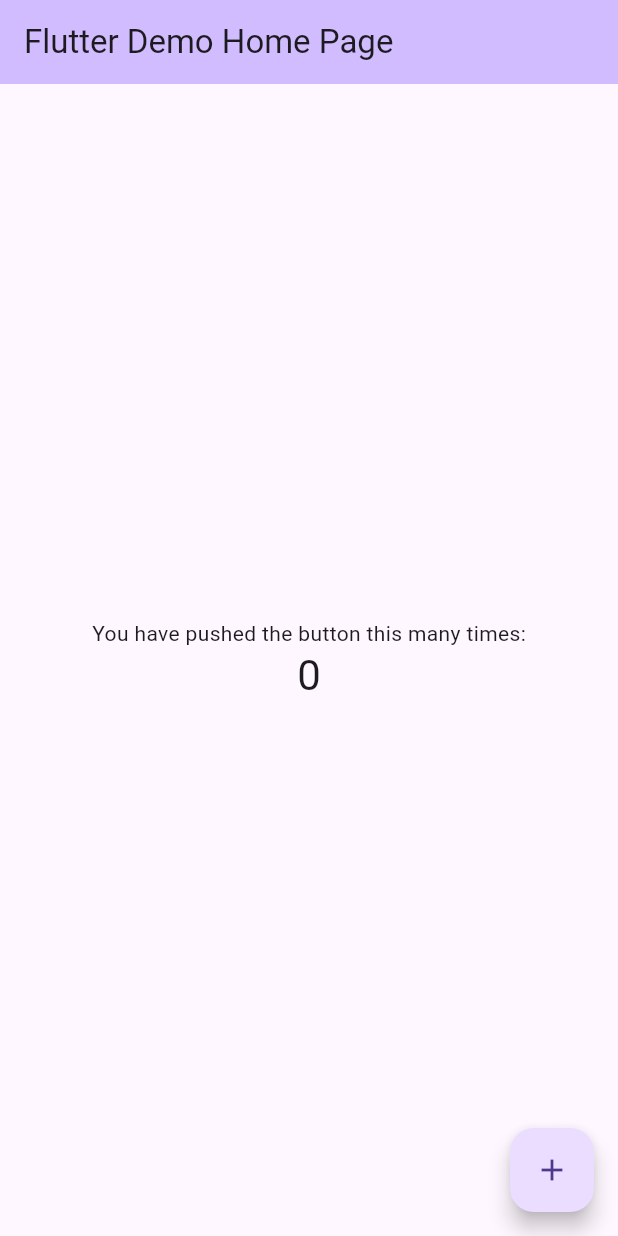
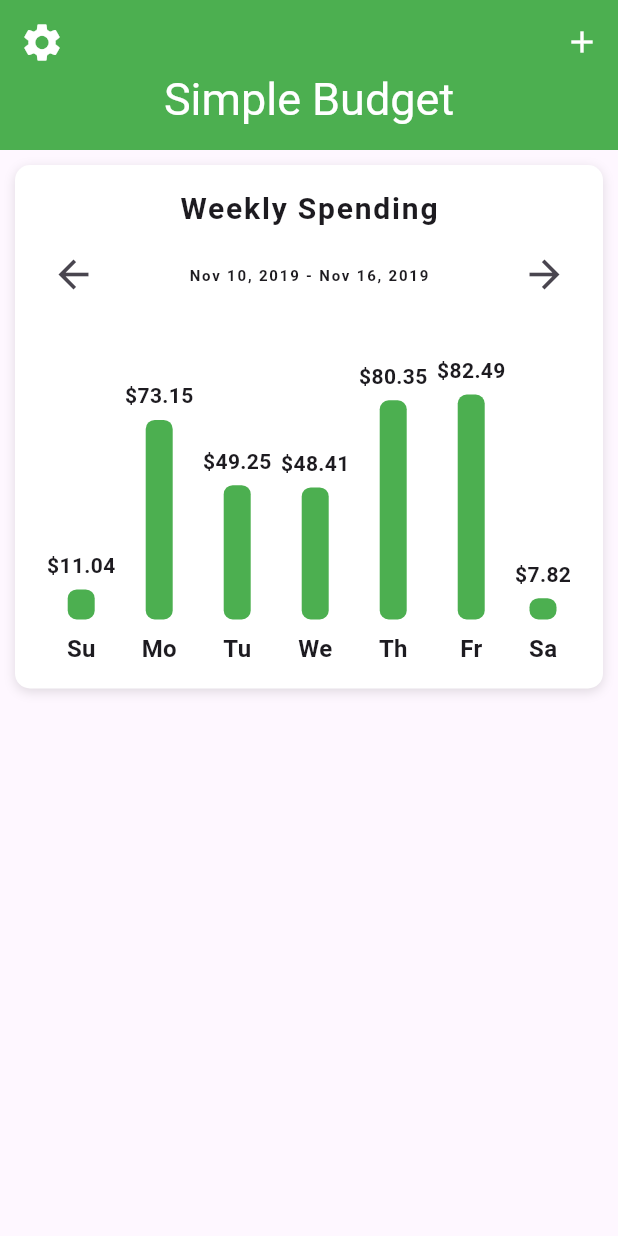
Before and after one commit to REp007/flutter_budget_ui, a Flutter app: the screen it shows after launch, on a phone screen of 412 x 824 dp. Run offline on Flutter 3.47's test engine with Material 3 defaults, Android fonts, the phone set to English and light mode, and no system bars.

Commit message:
Implement home screen with weekly spending bar chart and data models

```diff
--- /dev/null
+++ b/lib/data/data.dart
@@ -0,0 +1,39 @@
+import 'dart:math';
+
+import 'package:flutter_budget_ui/models/category_model.dart';
+import 'package:flutter_budget_ui/models/expense_model.dart';
+
+final rand = Random();
+
+final List<double> weeklySpending = [
+  rand.nextDouble() * 100,
+  rand.nextDouble() * 100,
+  rand.nextDouble() * 100,
+  rand.nextDouble() * 100,
+  rand.nextDouble() * 100,
+  rand.nextDouble() * 100,
+  rand.nextDouble() * 100,
+];
+
+_generateExpenses() {
+  List<Expense> expenses = [
+    Expense(name: 'Item 0', cost: rand.nextDouble() * 90),
+    Expense(name: 'Item 1', cost: rand.nextDouble() * 90),
+    Expense(name: 'Item 2', cost: rand.nextDouble() * 90),
+    Expense(name: 'Item 3', cost: rand.nextDouble() * 90),
+    Expense(name: 'Item 4', cost: rand.nextDouble() * 90),
+    Expense(name: 'Item 5', cost: rand.nextDouble() * 90),
+  ];
+  return expenses;
+}
+
+List<Category> categories = [
+  Category(name: 'Food', maxAmount: 450, expenses: _generateExpenses()),
+  Category(name: 'Clothing', maxAmount: 500, expenses: _generateExpenses()),
+  Category(name: 'Utilities', maxAmount: 600, expenses: _generateExpenses()),
+  Category(
+      name: 'Entertainment', maxAmount: 330, expenses: _generateExpenses()),
+  Category(
+      name: 'Transportation', maxAmount: 500, expenses: _generateExpenses()),
+  Category(name: 'Housing', maxAmount: 1000, expenses: _generateExpenses()),
+];
--- a/lib/main.dart
+++ b/lib/main.dart
@@ -1,4 +1,6 @@
 import 'package:flutter/material.dart';
+
+import 'package:flutter_budget_ui/screen/home_screen.dart';
 
 void main() {
   runApp(const MyApp());
@@ -14,98 +16,17 @@ class MyApp extends StatelessWidget {
       title: 'Flutter Budget UI',
       debugShowCheckedModeBanner: false,
       theme: ThemeData(
+        /**
+         * in material 3, primaryColor
+         * doesn't directly control the AppBar color
+         *
+         */
+        appBarTheme: AppBarTheme(
+            backgroundColor: Colors.green, foregroundColor: Colors.white),
         primaryColor: Colors.green,
         useMaterial3: true,
       ),
-      home: const MyHomePage(title: 'Flutter Demo Home Page'),
+      home: HomeScreen(),
     );
   }
 }
-
-class MyHomePage extends StatefulWidget {
-  const MyHomePage({super.key, required this.title});
-
-  // This widget is the home page of your application. It is stateful, meaning
-  // that it has a State object (defined below) that contains fields that affect
-  // how it looks.
-
-  // This class is the configuration for the state. It holds the values (in this
-  // case the title) provided by the parent (in this case the App widget) and
-  // used by the build method of the State. Fields in a Widget subclass are
-  // always marked "final".
-
-  final String title;
-
-  @override
-  State<MyHomePage> createState() => _MyHomePageState();
-}
-
-class _MyHomePageState extends State<MyHomePage> {
-  int _counter = 0;
-
-  void _incrementCounter() {
-    setState(() {
-      // This call to setState tells the Flutter framework that something has
-      // changed in this State, which causes it to rerun the build method below
-      // so that the display can reflect the updated values. If we changed
-      // _counter without calling setState(), then the build method would not be
-      // called again, and so nothing would appear to happen.
-      _counter++;
-    });
-  }
-
-  @override
-  Widget build(BuildContext context) {
-    // This method is rerun every time setState is called, for instance as done
-    // by the _incrementCounter method above.
-    //
-    // The Flutter framework has been optimized to make rerunning build methods
-    // fast, so that you can just rebuild anything that needs updating rather
-    // than having to individually change instances of widgets.
-    return Scaffold(
-      appBar: AppBar(
-        // TRY THIS: Try changing the color here to a specific color (to
-        // Colors.amber, perhaps?) and trigger a hot reload to see the AppBar
-        // change color while the other colors stay the same.
-        backgroundColor: Theme.of(context).colorScheme.inversePrimary,
-        // Here we take the value from the MyHomePage object that was created by
-        // the App.build method, and use it to set our appbar title.
-        title: Text(widget.title),
-      ),
-      body: Center(
-        // Center is a layout widget. It takes a single child and positions it
-        // in the middle of the parent.
-        child: Column(
-          // Column is also a layout widget. It takes a list of children and
-          // arranges them vertically. By default, it sizes itself to fit its
-          // children horizontally, and tries to be as tall as its parent.
-          //
-          // Column has various properties to control how it sizes itself and
-          // how it positions its children. Here we use mainAxisAlignment to
-          // center the children vertically; the main axis here is the vertical
-          // axis because Columns are vertical (the cross axis would be
-          // horizontal).
-          //
-          // TRY THIS: Invoke "debug painting" (choose the "Toggle Debug Paint"
-          // action in the IDE, or press "p" in the console), to see the
-          // wireframe for each widget.
-          mainAxisAlignment: MainAxisAlignment.center,
-          children: <Widget>[
-            const Text(
-              'You have pushed the button this many times:',
-            ),
-            Text(
-              '$_counter',
-              style: Theme.of(context).textTheme.headlineMedium,
-            ),
-          ],
-        ),
-      ),
-      floatingActionButton: FloatingActionButton(
-        onPressed: _incrementCounter,
-        tooltip: 'Increment',
-        child: const Icon(Icons.add),
-      ), // This trailing comma makes auto-formatting nicer for build methods.
-    );
-  }
-}
--- /dev/null
+++ b/lib/models/category_model.dart
@@ -0,0 +1,10 @@
+import 'package:flutter_budget_ui/models/expense_model.dart';
+
+class Category {
+  final String name;
+  final double maxAmount;
+  final List<Expense> expenses;
+
+  Category(
+      {required this.name, required this.maxAmount, this.expenses = const []});
+}
--- /dev/null
+++ b/lib/models/expense_model.dart
@@ -0,0 +1,6 @@
+class Expense {
+  final String name;
+  final double cost;
+
+  Expense({required this.name, required this.cost});
+}
--- /dev/null
+++ b/lib/screen/home_screen.dart
@@ -0,0 +1,68 @@
+import 'package:flutter/material.dart';
+import 'package:flutter_budget_ui/data/data.dart';
+// widgets
+import 'package:flutter_budget_ui/widgets/bar_chart.dart';
+
+class HomeScreen extends StatefulWidget {
+  const HomeScreen({super.key});
+
+  @override
+  State<HomeScreen> createState() => _HomeScreenState();
+}
+
+class _HomeScreenState extends State<HomeScreen> {
+  @override
+  Widget build(BuildContext context) {
+    return Scaffold(
+      body: CustomScrollView(
+        slivers: [
+          SliverAppBar(
+            forceElevated: false,
+            // floating true; this let you when scroll up to show the AppBar
+            floating: true,
+            expandedHeight: 100.0,
+            leading: IconButton(
+              icon: Icon(Icons.settings),
+              iconSize: 30.0,
+              onPressed: () {},
+            ),
+            flexibleSpace: FlexibleSpaceBar(
+              centerTitle: true,
+              title: Text(
+                'Simple Budget',
+                style: TextStyle(color: Colors.white, fontSize: 20.0),
+              ),
+            ),
+            actions: [IconButton(onPressed: () {}, icon: Icon(Icons.add))],
+          ),
+          SliverList(
+            delegate: SliverChildBuilderDelegate(
+              (BuildContext context, int index) {
+                return Container(
+                  margin: EdgeInsets.all(10.0),
+                  /**
+                   * Error when specif height 100.0
+                   */
+                  // height: 100.0,
+                  // color: Colors.red,
+                  decoration: BoxDecoration(
+                    color: Colors.white,
+                    boxShadow: [
+                      BoxShadow(
+                          color: Colors.black12,
+                          offset: Offset(0, 2),
+                          blurRadius: 6.0),
+                    ],
+                    borderRadius: BorderRadius.circular(10.0),
+                  ),
+                  child: BarChart(expenses: weeklySpending),
+                );
+              },
+              childCount: 1,
+            ),
+          )
+        ],
+      ),
+    );
+  }
+}
--- /dev/null
+++ b/lib/widgets/bar_chart.dart
@@ -0,0 +1,140 @@
+import 'package:flutter/material.dart';
+
+class BarChart extends StatelessWidget {
+  const BarChart({super.key, required this.expenses});
+
+  final List<double> expenses;
+
+  @override
+  Widget build(BuildContext context) {
+    double mostExpensive = 0;
+    expenses.forEach((double price) {
+      if (price > mostExpensive) mostExpensive = price;
+    });
+    return Padding(
+      padding: const EdgeInsets.all(15.0),
+      child: Column(
+        children: [
+          Text(
+            'Weekly Spending',
+            style: TextStyle(
+                fontSize: 20.0,
+                fontWeight: FontWeight.bold,
+                letterSpacing: 1.2),
+          ),
+          SizedBox(
+            height: 5.0,
+          ),
+          Row(
+            mainAxisAlignment: MainAxisAlignment.spaceBetween,
+            children: [
+              IconButton(
+                onPressed: () {},
+                icon: Icon(Icons.arrow_back),
+                iconSize: 30.0,
+              ),
+              Text(
+                'Nov 10, 2019 - Nov 16, 2019',
+                style: TextStyle(
+                    fontSize: 10.0,
+                    fontWeight: FontWeight.bold,
+                    letterSpacing: 1.2),
+              ),
+              IconButton(
+                onPressed: () {},
+                icon: Icon(Icons.arrow_forward),
+                iconSize: 30.0,
+              ),
+            ],
+          ),
+          /**
+           * add Bar Charts here
+           */
+          SizedBox(
+            height: 30.0,
+          ),
+          Row(
+            mainAxisAlignment: MainAxisAlignment.spaceEvenly,
+            crossAxisAlignment: CrossAxisAlignment.end,
+            children: [
+              Bar(
+                  label: 'Su',
+                  amountSpent: expenses[0],
+                  mostExpensive: mostExpensive),
+              Bar(
+                  label: 'Mo',
+                  amountSpent: expenses[1],
+                  mostExpensive: mostExpensive),
+              Bar(
+                  label: 'Tu',
+                  amountSpent: expenses[2],
+                  mostExpensive: mostExpensive),
+              Bar(
+                  label: 'We',
+                  amountSpent: expenses[3],
+                  mostExpensive: mostExpensive),
+              Bar(
+                  label: 'Th',
+                  amountSpent: expenses[4],
+                  mostExpensive: mostExpensive),
+              Bar(
+                  label: 'Fr',
+                  amountSpent: expenses[5],
+                  mostExpensive: mostExpensive),
+              Bar(
+                  label: 'Sa',
+                  amountSpent: expenses[6],
+                  mostExpensive: mostExpensive),
+            ],
+          ),
+        ],
+      ),
+    );
+  }
+}
+
+class Bar extends StatelessWidget {
+  const Bar(
+      {super.key,
+      required this.label,
+      required this.amountSpent,
+      required this.mostExpensive});
+
+  final String label;
+  final double amountSpent;
+  final double mostExpensive;
+
+  final double _maxBarHeight = 150.0;
+
+  @override
+  Widget build(BuildContext context) {
+    final barHeight = amountSpent / mostExpensive * _maxBarHeight;
+    return Column(
+      children: [
+        Text(
+          '\$${amountSpent.toStringAsFixed(2)}',
+          style: TextStyle(
+            fontWeight: FontWeight.w600,
+          ),
+        ),
+        SizedBox(
+          height: 6.0,
+        ),
+        Container(
+          height: barHeight,
+          width: 18.0,
+          decoration: BoxDecoration(
+              color: Theme.of(context).primaryColor,
+              borderRadius: BorderRadius.circular(6.0)),
+        ),
+        SizedBox(
+          height: 8.0,
+        ),
+        Text(
+          label,
+          style: TextStyle(fontSize: 16.0, fontWeight: FontWeight.w600),
+        )
+      ],
+    );
+  }
+}
```
Also changed, not shown: 1 other file.
